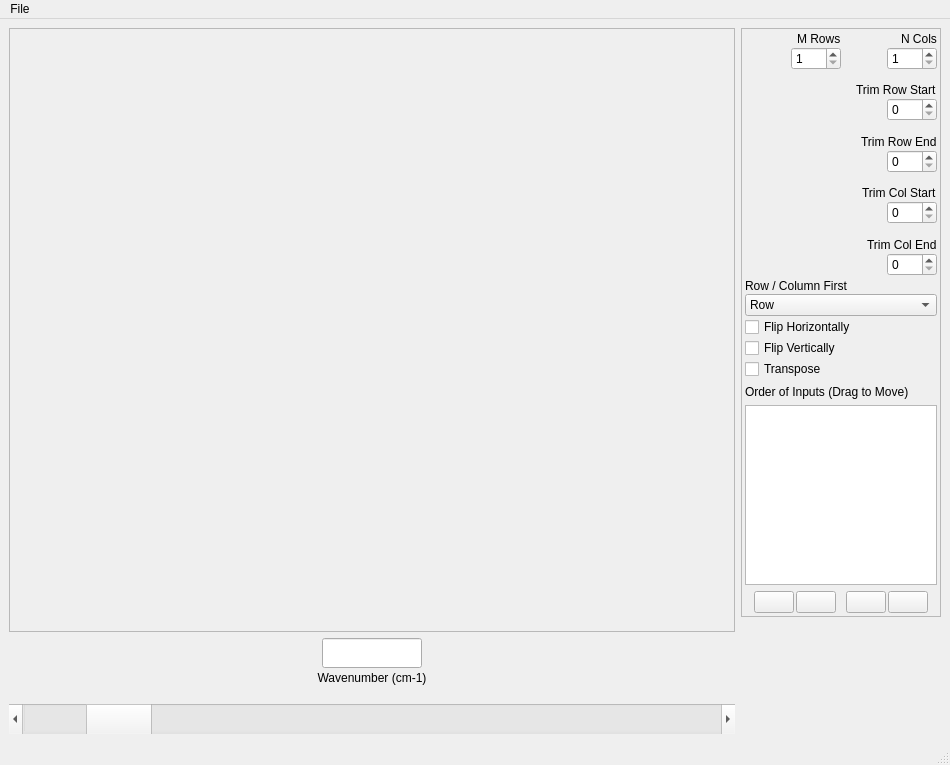
Before: the Qt Designer form crikit/ui/qt5/ui_Mosaic.ui in CCampJr/CRIkit2, drawn with Qt 5.
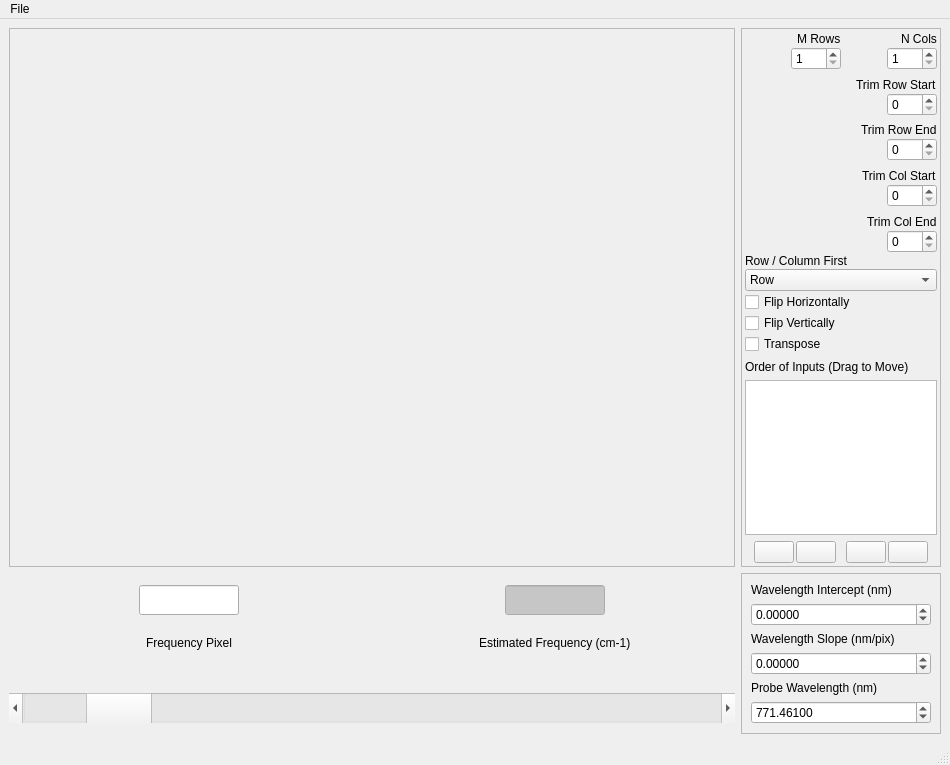
After: the same form once the commit is applied. Icons and pictures are not drawn.

Commit message: Added estimated frequency

```diff
--- a/crikit/ui/qt5/ui_Mosaic.ui
+++ b/crikit/ui/qt5/ui_Mosaic.ui
@@ -542,11 +542,42 @@
      </layout>
     </item>
     <item row="2" column="0">
-     <layout class="QVBoxLayout" name="verticalLayout_2">
-      <property name="spacing">
-       <number>0</number>
-      </property>
-      <item alignment="Qt::AlignHCenter|Qt::AlignBottom">
+     <layout class="QGridLayout" name="gridLayout_3">
+      <item row="1" column="0" alignment="Qt::AlignHCenter">
+       <widget class="QLabel" name="labelWavenumber_2">
+        <property name="sizePolicy">
+         <sizepolicy hsizetype="Preferred" vsizetype="Maximum">
+          <horstretch>0</horstretch>
+          <verstretch>0</verstretch>
+         </sizepolicy>
+        </property>
+        <property name="minimumSize">
+         <size>
+          <width>120</width>
+          <height>20</height>
+         </size>
+        </property>
+        <property name="maximumSize">
+         <size>
+          <width>1000</width>
+          <height>20</height>
+         </size>
+        </property>
+        <property name="text">
+         <string>Frequency Pixel</string>
+        </property>
+        <property name="textFormat">
+         <enum>Qt::AutoText</enum>
+        </property>
+        <property name="alignment">
+         <set>Qt::AlignCenter</set>
+        </property>
+        <property name="margin">
+         <number>0</number>
+        </property>
+       </widget>
+      </item>
+      <item row="0" column="0" alignment="Qt::AlignHCenter">
        <widget class="QLineEdit" name="lineEditFreq">
         <property name="sizePolicy">
          <sizepolicy hsizetype="Fixed" vsizetype="Fixed">
@@ -563,7 +594,7 @@
         <property name="maximumSize">
          <size>
           <width>100</width>
-          <height>16777215</height>
+          <height>30</height>
          </size>
         </property>
         <property name="font">
@@ -580,37 +611,72 @@
         </property>
        </widget>
       </item>
-      <item alignment="Qt::AlignHCenter|Qt::AlignVCenter">
-       <widget class="QLabel" name="labelWavenumber_2">
-        <property name="sizePolicy">
-         <sizepolicy hsizetype="Preferred" vsizetype="Maximum">
-          <horstretch>0</horstretch>
-          <verstretch>0</verstretch>
-         </sizepolicy>
+      <item row="0" column="1" alignment="Qt::AlignHCenter">
+       <widget class="QLineEdit" name="lineEdit">
+        <property name="enabled">
+         <bool>true</bool>
         </property>
         <property name="minimumSize">
          <size>
-          <width>120</width>
-          <height>20</height>
+          <width>100</width>
+          <height>30</height>
          </size>
         </property>
         <property name="maximumSize">
          <size>
-          <width>1000</width>
-          <height>20</height>
+          <width>100</width>
+          <height>30</height>
          </size>
         </property>
+        <property name="palette">
+         <palette>
+          <active>
+           <colorrole role="Base">
+            <brush brushstyle="SolidPattern">
+             <color alpha="255">
+              <red>198</red>
+              <green>198</green>
+              <blue>198</blue>
+             </color>
+            </brush>
+           </colorrole>
+          </active>
+          <inactive>
+           <colorrole role="Base">
+            <brush brushstyle="SolidPattern">
+             <color alpha="255">
+              <red>198</red>
+              <green>198</green>
+              <blue>198</blue>
+             </color>
+            </brush>
+           </colorrole>
+          </inactive>
+          <disabled>
+           <colorrole role="Base">
+            <brush brushstyle="SolidPattern">
+             <color alpha="255">
+              <red>240</red>
+              <green>240</green>
+              <blue>240</blue>
+             </color>
+            </brush>
+           </colorrole>
+          </disabled>
+         </palette>
+        </property>
         <property name="text">
-         <string>Wavenumber (cm-1)</string>
+         <string/>
         </property>
-        <property name="textFormat">
-         <enum>Qt::AutoText</enum>
+        <property name="readOnly">
+         <bool>true</bool>
         </property>
-        <property name="alignment">
-         <set>Qt::AlignCenter</set>
-        </property>
-        <property name="margin">
-         <number>0</number>
+       </widget>
+      </item>
+      <item row="1" column="1" alignment="Qt::AlignHCenter">
+       <widget class="QLabel" name="label_9">
+        <property name="text">
+         <string>Estimated Frequency (cm-1)</string>
         </property>
        </widget>
       </item>
@@ -681,6 +747,81 @@
       </layout>
      </widget>
     </item>
+    <item row="2" column="2" rowspan="2">
+     <widget class="QFrame" name="frame_2">
+      <property name="frameShape">
+       <enum>QFrame::StyledPanel</enum>
+      </property>
+      <property name="frameShadow">
+       <enum>QFrame::Plain</enum>
+      </property>
+      <layout class="QVBoxLayout" name="verticalLayout_2">
+       <item>
+        <widget class="QLabel" name="label_10">
+         <property name="text">
+          <string>Wavelength Intercept (nm)</string>
+         </property>
+        </widget>
+       </item>
+       <item>
+        <widget class="QDoubleSpinBox" name="spinBoxIntercept">
+         <property name="decimals">
+          <number>5</number>
+         </property>
+         <property name="minimum">
+          <double>-100000000.000000000000000</double>
+         </property>
+         <property name="maximum">
+          <double>100000000.000000000000000</double>
+         </property>
+        </widget>
+       </item>
+       <item>
+        <widget class="QLabel" name="label_11">
+         <property name="text">
+          <string>Wavelength Slope (nm/pix)</string>
+         </property>
+        </widget>
+       </item>
+       <item>
+        <widget class="QDoubleSpinBox" name="spinBoxSlope">
+         <property name="decimals">
+          <number>5</number>
+         </property>
+         <property name="minimum">
+          <double>-100000000.000000000000000</double>
+         </property>
+         <property name="maximum">
+          <double>100000000.000000000000000</double>
+         </property>
+        </widget>
+       </item>
+       <item>
+        <widget class="QLabel" name="label_12">
+         <property name="text">
+          <string>Probe Wavelength (nm)</string>
+         </property>
+        </widget>
+       </item>
+       <item>
+        <widget class="QDoubleSpinBox" name="spinBoxProbe">
+         <property name="decimals">
+          <number>5</number>
+         </property>
+         <property name="minimum">
+          <double>-1000000000.000000000000000</double>
+         </property>
+         <property name="maximum">
+          <double>1000000000.000000000000000</double>
+         </property>
+         <property name="value">
+          <double>771.461000000000013</double>
+         </property>
+        </widget>
+       </item>
+      </layout>
+     </widget>
+    </item>
    </layout>
   </widget>
   <widget class="QMenuBar" name="menubar">
```
The commit also changes 1 other file.
